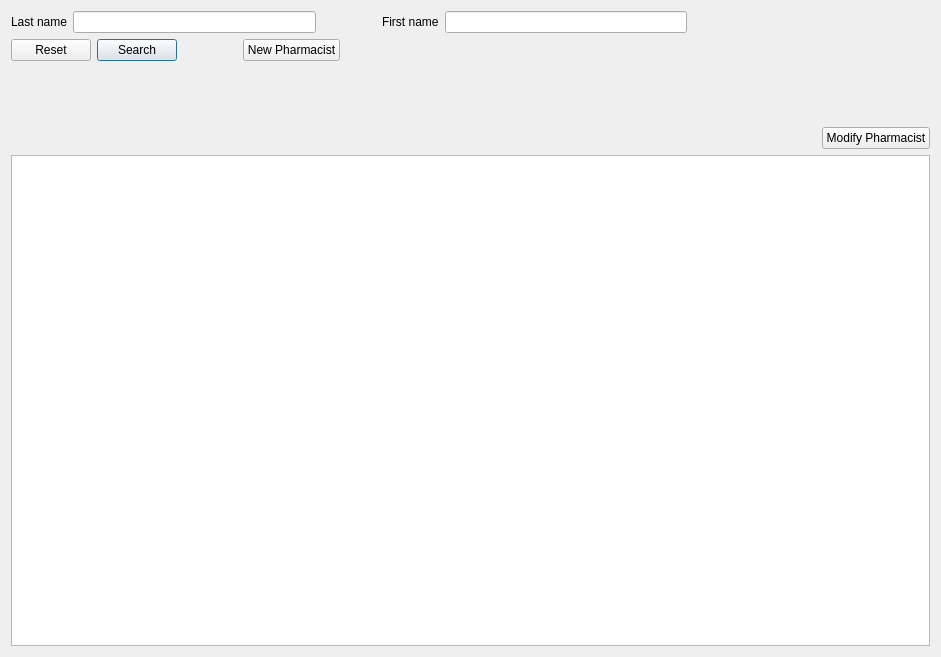
Old version of the form mtrack/pharmacistframe.ui in the repository kyledevans/Medicine-Track.
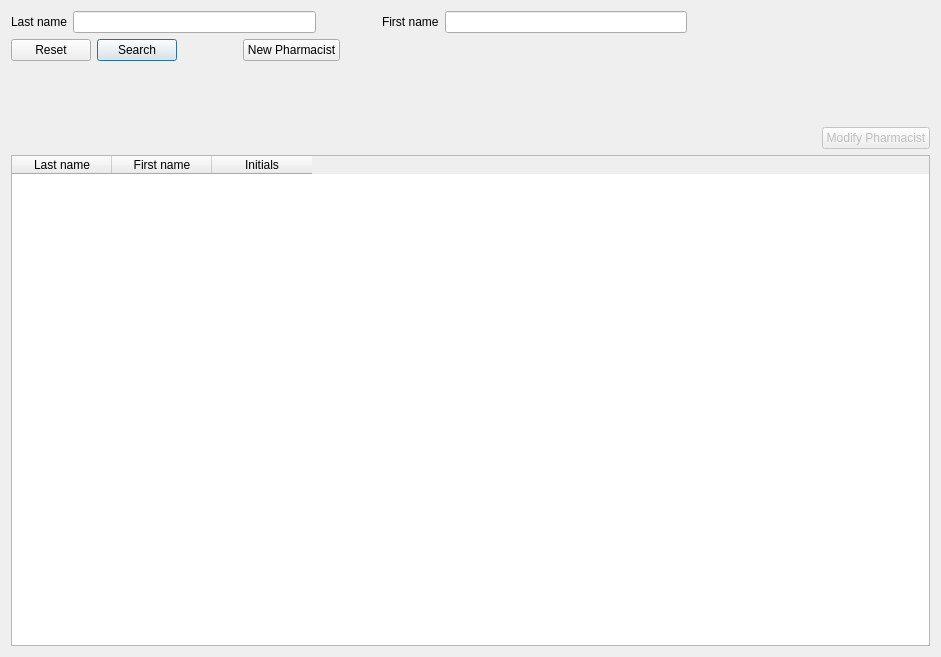
New version of the form.

Commit message: PharmacistFrame has tablewidget. 	modified:   mtrack/medicationsframe.cpp 	modified:   mtrack/pharmacistframe.cpp 	modified:   mtrack/pharmacistframe.h 	modified:   mtrack/pharmacistframe.ui

The edit to the form file:
```diff
--- a/mtrack/pharmacistframe.ui
+++ b/mtrack/pharmacistframe.ui
@@ -160,6 +160,9 @@
      </item>
      <item>
       <widget class="QPushButton" name="modifyButton">
+       <property name="enabled">
+        <bool>false</bool>
+       </property>
        <property name="text">
         <string>Modify Pharmacist</string>
        </property>
@@ -168,13 +171,31 @@
     </layout>
    </item>
    <item>
-    <widget class="QTableView" name="resultTable">
+    <widget class="QTableWidget" name="resultTable">
      <property name="contextMenuPolicy">
       <enum>Qt::ActionsContextMenu</enum>
      </property>
      <property name="selectionBehavior">
       <enum>QAbstractItemView::SelectRows</enum>
      </property>
+     <property name="columnCount">
+      <number>3</number>
+     </property>
+     <column>
+      <property name="text">
+       <string>Last name</string>
+      </property>
+     </column>
+     <column>
+      <property name="text">
+       <string>First name</string>
+      </property>
+     </column>
+     <column>
+      <property name="text">
+       <string>Initials</string>
+      </property>
+     </column>
     </widget>
    </item>
   </layout>
```
The commit also changes 3 other files.
